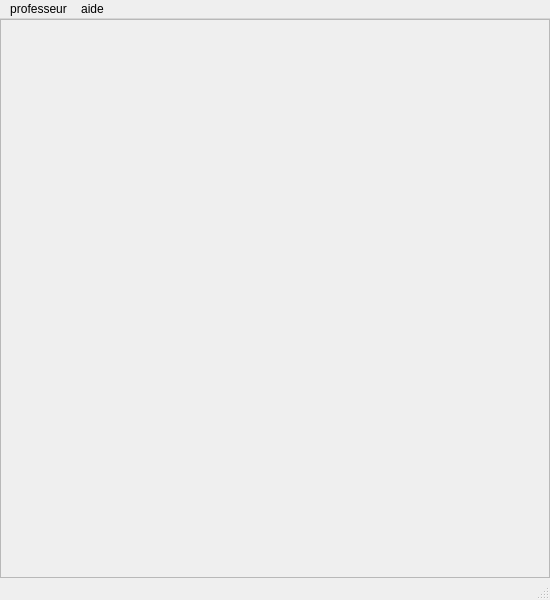
ngdream/noteprof, file mainwindow.ui: the form before one commit.
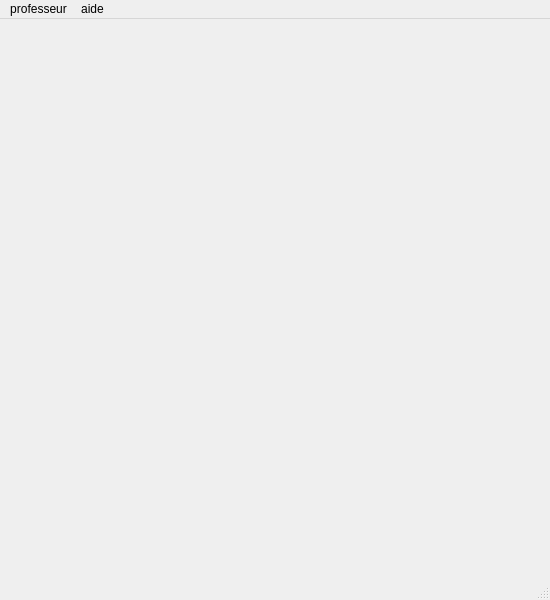
The form after the commit. Custom widgets are drawn as their Qt base class.

```diff
--- a/mainwindow.ui
+++ b/mainwindow.ui
@@ -39,13 +39,12 @@
     <item>
      <layout class="QHBoxLayout" name="horizontalLayout">
       <item>
-       <widget class="QFrame" name="frame">
-        <property name="frameShape">
-         <enum>QFrame::StyledPanel</enum>
-        </property>
-        <property name="frameShadow">
-         <enum>QFrame::Raised</enum>
-        </property>
+       <widget class="QWidget" name="content" native="true">
+        <layout class="QGridLayout" name="gridLayout">
+         <item row="0" column="0">
+          <layout class="QHBoxLayout" name="k"/>
+         </item>
+        </layout>
        </widget>
       </item>
      </layout>
```
